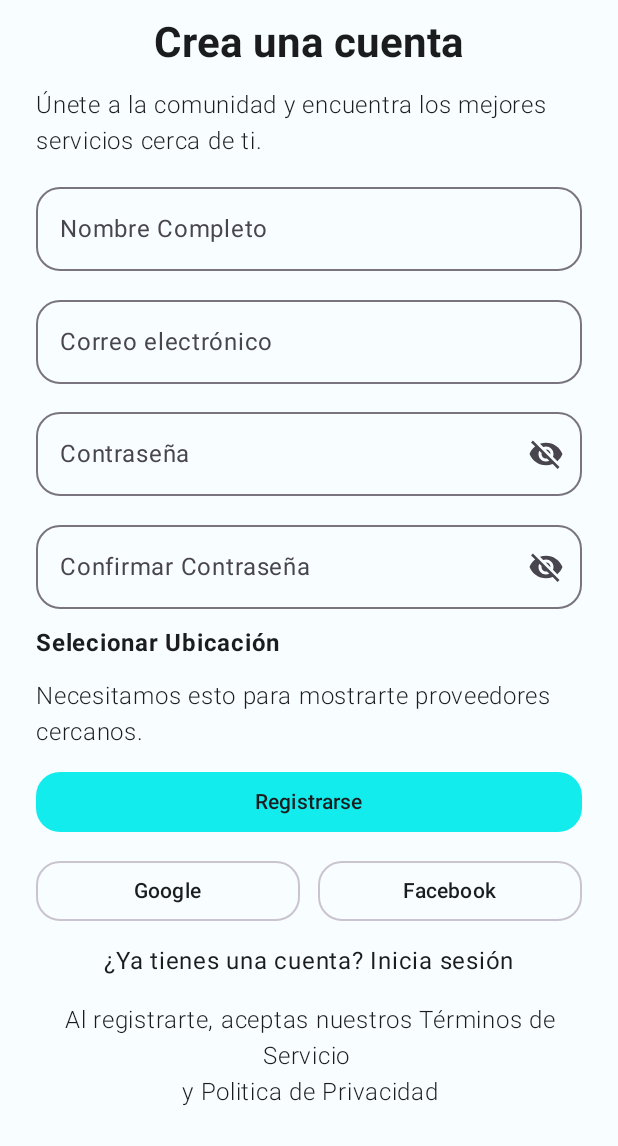
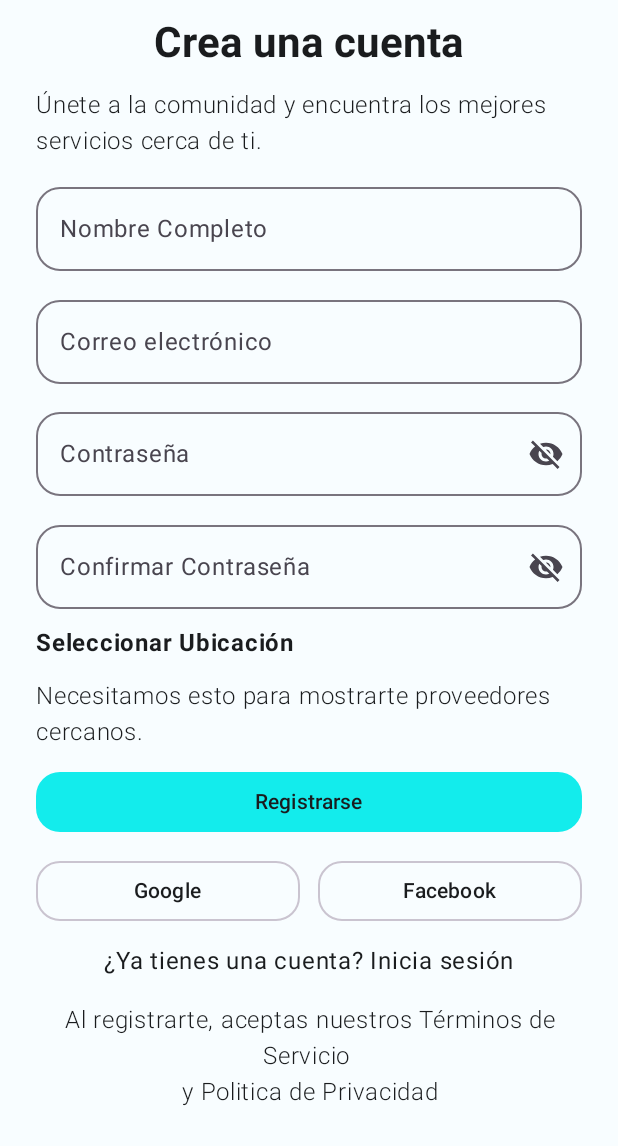
Before and after one commit to CamiloCuenca/ServiCerca, an Android app built with Jetpack Compose: the composable RegisterScreen shown on its own in the app's theme, on a phone screen of 412 x 824 dp, the part 90-1236 px from its top. Run offline under Robolectric (Android 15) with nearby library versions, the light colour scheme and no system bars.

Commit message:
edit registration screen and edit icon

```diff
--- a/app/src/main/java/com/servicerca/app/ui/auth/register/RegisterScreen.kt
+++ b/app/src/main/java/com/servicerca/app/ui/auth/register/RegisterScreen.kt
@@ -36,7 +36,7 @@ import com.servicerca.app.core.components.button.SocialButton
 import com.servicerca.app.core.components.input.AppPasswordField
 import com.servicerca.app.core.components.input.AppTextField
 
-// TODO @CamiloCuenca me falta poner los Strings en el value strings.xml
+
 @Composable
 fun RegisterScreen() {
 
@@ -50,8 +50,6 @@ fun RegisterScreen() {
         .padding(24.dp),
         verticalArrangement = Arrangement.SpaceBetween)
     {
-
-
 
 
         Row(
@@ -76,22 +74,22 @@ fun RegisterScreen() {
         }
 
         Text(
-            text = "Crea una cuenta",
+            text = stringResource(R.string.register_create_an_account),
             style = MaterialTheme.typography.headlineMedium,
             modifier = Modifier.align(Alignment.CenterHorizontally),
             fontWeight = FontWeight.Bold,
 
             )
 
-        Text(text = "Únete a la comunidad y encuentra los mejores servicios cerca de ti.",
+        Text(text = stringResource(R.string.registration_subtitle),
             fontWeight = FontWeight.Light
         )
 
         AppTextField(
             value = name,
             onValueChange = {name = it},
-            label = "Nombre Completo",
-            placeholder = "Ej. Juan Pérez"
+            label = stringResource(R.string.register_label_full_name),
+            placeholder = stringResource(R.string.register_placeholder_example_name)
         )
 
         AppTextField(
@@ -115,13 +113,13 @@ fun RegisterScreen() {
         )
 
         Text(
-            text = "Selecionar Ubicación",
+            text = stringResource(R.string.register_select_location_text),
             fontWeight = FontWeight.Bold,
         )
         //TODO Ver como se pone el boton para solicitar los permios de gps para la app
 
         Text(
-            text = "Necesitamos esto para mostrarte proveedores cercanos.",
+            text = stringResource(R.string.register_justification_selecting_location_text),
             fontWeight = FontWeight.Light,
         )
 
@@ -149,11 +147,11 @@ fun RegisterScreen() {
         Column(
             horizontalAlignment = Alignment.CenterHorizontally
         ) {
-            Text(text = "¿Ya tienes una cuenta? Inicia sesión")
+            Text(text = stringResource(R.string.register_already_have_account_text))
             Spacer(modifier = Modifier.height(15.dp))
 
             Text(
-                text = "Al registrarte, aceptas nuestros Términos de Servicio \ny Politica de Privacidad",
+                text = stringResource(R.string.register_terms_and_privacy_notice_text),
                 fontWeight = FontWeight.Light,
                 textAlign = TextAlign.Center,
                 modifier = Modifier.fillMaxWidth()
--- a/app/src/main/res/values/strings.xml
+++ b/app/src/main/res/values/strings.xml
@@ -12,4 +12,12 @@
     <string name="login_create_account">Crear cuenta</string>
     <string name="register_confirm_password">Confirmar Contraseña</string>
     <string name="registrarse">Registrarse</string>
+    <string name="register_create_an_account">Crea una cuenta</string>
+    <string name="registration_subtitle">Únete a la comunidad y encuentra los mejores servicios cerca de ti.</string>
+    <string name="register_label_full_name">Nombre Completo</string>
+    <string name="register_placeholder_example_name">Ej. Juan Pérez</string>
+    <string name="register_select_location_text">Seleccionar Ubicación</string>
+    <string name="register_justification_selecting_location_text">Necesitamos esto para mostrarte proveedores cercanos.</string>
+    <string name="register_already_have_account_text">¿Ya tienes una cuenta? Inicia sesión</string>
+    <string name="register_terms_and_privacy_notice_text">Al registrarte, aceptas nuestros Términos de Servicio \ny Politica de Privacidad</string>
 </resources>
```
Also changed, not shown: app/src/main/ic_launcher-playstore.png, app/src/main/res/mipmap-hdpi/ic_launcher.webp, app/src/main/res/mipmap-hdpi/ic_launcher_foreground.webp, app/src/main/res/mipmap-hdpi/ic_launcher_round.webp, app/src/main/res/mipmap-mdpi/ic_launcher.webp, app/src/main/res/mipmap-mdpi/ic_launcher_foreground.webp, app/src/main/res/mipmap-mdpi/ic_launcher_round.webp, app/src/main/res/mipmap-xhdpi/ic_launcher.webp, app/src/main/res/mipmap-xhdpi/ic_launcher_foreground.webp, app/src/main/res/mipmap-xhdpi/ic_launcher_round.webp, app/src/main/res/mipmap-xxhdpi/ic_launcher.webp, app/src/main/res/mipmap-xxhdpi/ic_launcher_foreground.webp, app/src/main/res/mipmap-xxhdpi/ic_launcher_round.webp, app/src/main/res/mipmap-xxxhdpi/ic_launcher.webp, 2 more files.
